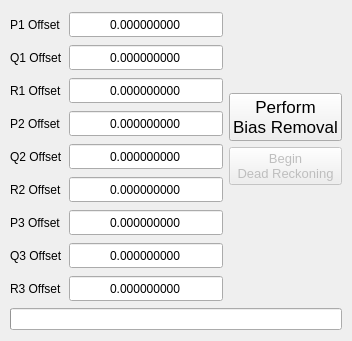
Old version of the form cataglyphis_gui/qt_project_src/cataglyphis_gui/init_step_two_form.ui in the repository wvu-irl/cataglyphis3-software.
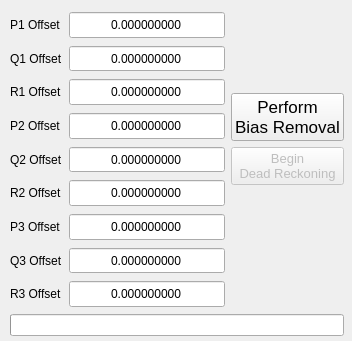
New version of the form.

```diff
--- a/cataglyphis_gui/qt_project_src/cataglyphis_gui/init_step_two_form.ui
+++ b/cataglyphis_gui/qt_project_src/cataglyphis_gui/init_step_two_form.ui
@@ -30,14 +30,16 @@
     <rect>
      <x>10</x>
      <y>11</y>
-     <width>332</width>
-     <height>319</height>
+     <width>334</width>
+     <height>325</height>
     </rect>
    </property>
-   <layout class="QVBoxLayout" name="verticalLayout_2">
+   <layout class="QVBoxLayout" name="verticalLayout_3">
     <item>
      <layout class="QHBoxLayout" name="horizontalLayout">
       <item>
+       <layout class="QVBoxLayout" name="verticalLayout_2">
+        <item>
        <layout class="QFormLayout" name="formLayout">
         <item row="0" column="0">
          <widget class="QLabel" name="label">
@@ -165,7 +167,11 @@
           </property>
          </widget>
         </item>
-        <item row="3" column="0">
+         </layout>
+        </item>
+        <item>
+         <layout class="QFormLayout" name="formLayout_2">
+          <item row="0" column="0">
          <widget class="QLabel" name="label_4">
           <property name="sizePolicy">
            <sizepolicy hsizetype="MinimumExpanding" vsizetype="MinimumExpanding">
@@ -178,7 +184,7 @@
           </property>
          </widget>
         </item>
-        <item row="3" column="1">
+          <item row="0" column="1">
          <widget class="QDoubleSpinBox" name="p2_offset_spinbox">
           <property name="sizePolicy">
            <sizepolicy hsizetype="MinimumExpanding" vsizetype="MinimumExpanding">
@@ -206,7 +212,7 @@
           </property>
          </widget>
         </item>
-        <item row="4" column="0">
+          <item row="1" column="0">
          <widget class="QLabel" name="label_5">
           <property name="sizePolicy">
            <sizepolicy hsizetype="MinimumExpanding" vsizetype="MinimumExpanding">
@@ -219,7 +225,7 @@
           </property>
          </widget>
         </item>
-        <item row="4" column="1">
+          <item row="1" column="1">
          <widget class="QDoubleSpinBox" name="q2_offset_spinbox">
           <property name="sizePolicy">
            <sizepolicy hsizetype="MinimumExpanding" vsizetype="MinimumExpanding">
@@ -247,7 +253,7 @@
           </property>
          </widget>
         </item>
-        <item row="5" column="0">
+          <item row="2" column="0">
          <widget class="QLabel" name="label_6">
           <property name="sizePolicy">
            <sizepolicy hsizetype="MinimumExpanding" vsizetype="MinimumExpanding">
@@ -260,7 +266,7 @@
           </property>
          </widget>
         </item>
-        <item row="5" column="1">
+          <item row="2" column="1">
          <widget class="QDoubleSpinBox" name="r2_offset_spinbox">
           <property name="sizePolicy">
            <sizepolicy hsizetype="MinimumExpanding" vsizetype="MinimumExpanding">
@@ -288,7 +294,11 @@
           </property>
          </widget>
         </item>
-        <item row="6" column="0">
+         </layout>
+        </item>
+        <item>
+         <layout class="QFormLayout" name="formLayout_3">
+          <item row="0" column="0">
          <widget class="QLabel" name="label_7">
           <property name="sizePolicy">
            <sizepolicy hsizetype="MinimumExpanding" vsizetype="MinimumExpanding">
@@ -301,7 +311,7 @@
           </property>
          </widget>
         </item>
-        <item row="6" column="1">
+          <item row="0" column="1">
          <widget class="QDoubleSpinBox" name="p3_offset_spinbox">
           <property name="sizePolicy">
            <sizepolicy hsizetype="MinimumExpanding" vsizetype="MinimumExpanding">
@@ -329,7 +339,7 @@
           </property>
          </widget>
         </item>
-        <item row="7" column="0">
+          <item row="1" column="0">
          <widget class="QLabel" name="label_8">
           <property name="sizePolicy">
            <sizepolicy hsizetype="MinimumExpanding" vsizetype="MinimumExpanding">
@@ -342,7 +352,7 @@
           </property>
          </widget>
         </item>
-        <item row="7" column="1">
+          <item row="1" column="1">
          <widget class="QDoubleSpinBox" name="q3_offset_spinbox">
           <property name="sizePolicy">
            <sizepolicy hsizetype="MinimumExpanding" vsizetype="MinimumExpanding">
@@ -370,7 +380,7 @@
           </property>
          </widget>
         </item>
-        <item row="8" column="0">
+          <item row="2" column="0">
          <widget class="QLabel" name="label_9">
           <property name="sizePolicy">
            <sizepolicy hsizetype="MinimumExpanding" vsizetype="MinimumExpanding">
@@ -383,7 +393,7 @@
           </property>
          </widget>
         </item>
-        <item row="8" column="1">
+          <item row="2" column="1">
          <widget class="QDoubleSpinBox" name="r3_offset_spinbox">
           <property name="sizePolicy">
            <sizepolicy hsizetype="MinimumExpanding" vsizetype="MinimumExpanding">
@@ -410,6 +420,8 @@
            <double>-99.000000000000000</double>
           </property>
          </widget>
+          </item>
+         </layout>
         </item>
        </layout>
       </item>
```
Lines whose indentation alone changed are shown as unchanged.
